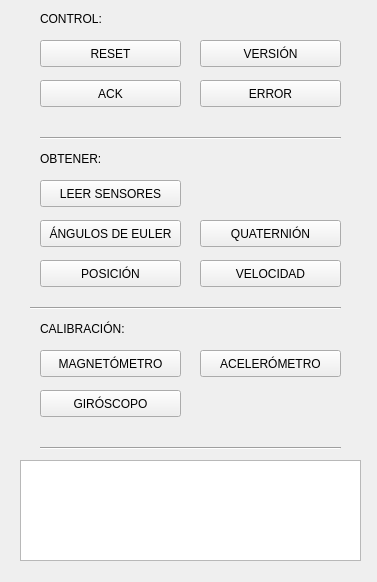
Before: the Qt Designer form Vistas/PhWComandos.ui in dpalominop/PhuruCAD, drawn with Qt 5.
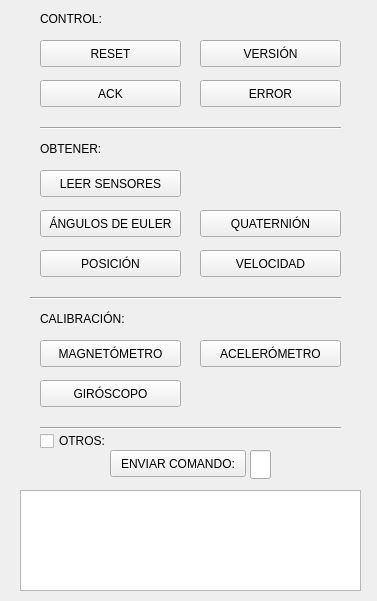
After: the same form once the commit is applied.

Commit message: Se ha creado un nuevo boton para enviar un comando nuevo no definido anteriormente.

```diff
--- a/Vistas/PhWComandos.ui
+++ b/Vistas/PhWComandos.ui
@@ -7,7 +7,7 @@
     <x>0</x>
     <y>0</y>
     <width>377</width>
-    <height>582</height>
+    <height>601</height>
    </rect>
   </property>
   <property name="windowTitle">
@@ -56,7 +56,7 @@
    <property name="geometry">
     <rect>
      <x>200</x>
-     <y>260</y>
+     <y>250</y>
      <width>141</width>
      <height>27</height>
     </rect>
@@ -69,7 +69,7 @@
    <property name="geometry">
     <rect>
      <x>40</x>
-     <y>180</y>
+     <y>170</y>
      <width>141</width>
      <height>27</height>
     </rect>
@@ -82,7 +82,7 @@
    <property name="geometry">
     <rect>
      <x>200</x>
-     <y>220</y>
+     <y>210</y>
      <width>141</width>
      <height>27</height>
     </rect>
@@ -95,7 +95,7 @@
    <property name="geometry">
     <rect>
      <x>40</x>
-     <y>220</y>
+     <y>210</y>
      <width>141</width>
      <height>27</height>
     </rect>
@@ -108,7 +108,7 @@
    <property name="geometry">
     <rect>
      <x>40</x>
-     <y>260</y>
+     <y>250</y>
      <width>141</width>
      <height>27</height>
     </rect>
@@ -121,7 +121,7 @@
    <property name="geometry">
     <rect>
      <x>20</x>
-     <y>460</y>
+     <y>490</y>
      <width>341</width>
      <height>101</height>
     </rect>
@@ -131,7 +131,7 @@
    <property name="geometry">
     <rect>
      <x>40</x>
-     <y>350</y>
+     <y>340</y>
      <width>141</width>
      <height>27</height>
     </rect>
@@ -144,7 +144,7 @@
    <property name="geometry">
     <rect>
      <x>200</x>
-     <y>350</y>
+     <y>340</y>
      <width>141</width>
      <height>27</height>
     </rect>
@@ -157,7 +157,7 @@
    <property name="geometry">
     <rect>
      <x>40</x>
-     <y>390</y>
+     <y>380</y>
      <width>141</width>
      <height>27</height>
     </rect>
@@ -183,7 +183,7 @@
    <property name="geometry">
     <rect>
      <x>30</x>
-     <y>300</y>
+     <y>290</y>
      <width>311</width>
      <height>16</height>
     </rect>
@@ -196,7 +196,7 @@
    <property name="geometry">
     <rect>
      <x>40</x>
-     <y>440</y>
+     <y>420</y>
      <width>301</width>
      <height>16</height>
     </rect>
@@ -209,7 +209,7 @@
    <property name="geometry">
     <rect>
      <x>40</x>
-     <y>130</y>
+     <y>120</y>
      <width>301</width>
      <height>16</height>
     </rect>
@@ -222,7 +222,7 @@
    <property name="geometry">
     <rect>
      <x>40</x>
-     <y>320</y>
+     <y>310</y>
      <width>87</width>
      <height>17</height>
     </rect>
@@ -248,7 +248,7 @@
    <property name="geometry">
     <rect>
      <x>40</x>
-     <y>150</y>
+     <y>140</y>
      <width>60</width>
      <height>17</height>
     </rect>
@@ -257,6 +257,42 @@
     <string>OBTENER:</string>
    </property>
   </widget>
+  <widget class="QPushButton" name="Extra">
+   <property name="geometry">
+    <rect>
+     <x>110</x>
+     <y>450</y>
+     <width>136</width>
+     <height>27</height>
+    </rect>
+   </property>
+   <property name="text">
+    <string>ENVIAR COMANDO:</string>
+   </property>
+  </widget>
+  <widget class="QLineEdit" name="Valor">
+   <property name="geometry">
+    <rect>
+     <x>250</x>
+     <y>450</y>
+     <width>21</width>
+     <height>29</height>
+    </rect>
+   </property>
+  </widget>
+  <widget class="QCheckBox" name="Habilitar">
+   <property name="geometry">
+    <rect>
+     <x>40</x>
+     <y>430</y>
+     <width>75</width>
+     <height>22</height>
+    </rect>
+   </property>
+   <property name="text">
+    <string>OTROS:</string>
+   </property>
+  </widget>
  </widget>
  <resources/>
  <connections/>
```
Left out of the diff: 2 changed lines with no effect on the pictures. The commit also changes 2 other files.
